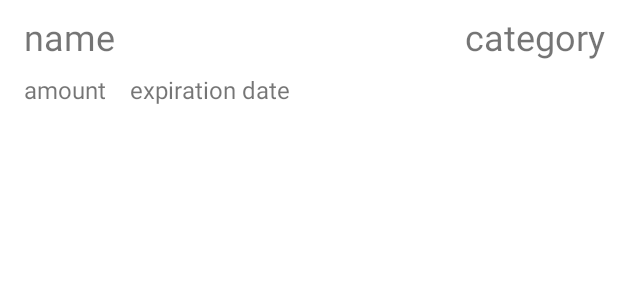
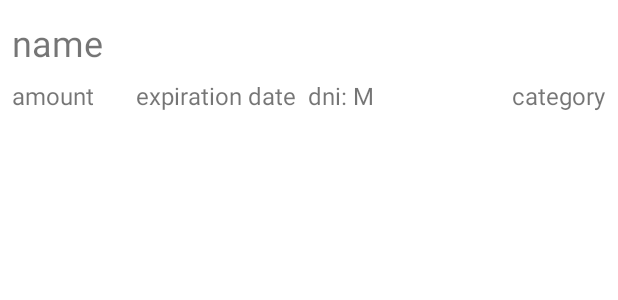
Before and after one commit to bujowskis/Whats-in-Fridge, an Android app: the layout recyclerview_product_layout.xml on its own in the app's theme, with its tools: preview values and no code run, on a phone screen of 412 x 824 dp. Shown: the top 300 px of the screen. Run offline under Robolectric (Android 15) with nearby library versions, the phone set to English and light mode, and no system bars.

Commit message:
Showing how many days till the product expires works

```diff
--- a/app/src/main/java/com/example/whatsinfridge/fragments/productUpdate/UpdateProductFragment.kt
+++ b/app/src/main/java/com/example/whatsinfridge/fragments/productUpdate/UpdateProductFragment.kt
@@ -97,6 +97,7 @@ class UpdateProductFragment : Fragment() {
 
         val updatedProduct: ProductEntity? = inputCheck(name, category, expirationDate, amountTypeString, amount)
         if (updatedProduct != null) {
+            updatedProduct.id = args.currentProduct.id
             mProductViewModel.updateProduct(updatedProduct)
             Toast.makeText(requireContext(), "Zapisano zmiany", Toast.LENGTH_SHORT).show()
             findNavController().navigate(R.id.action_updateProductFragment_to_productListFragment)
--- a/app/src/main/res/layout/recyclerview_product_layout.xml
+++ b/app/src/main/res/layout/recyclerview_product_layout.xml
@@ -5,13 +5,13 @@
     android:id="@+id/rowProductLayout"
     android:layout_width="match_parent"
     android:layout_height="wrap_content"
+    android:layout_marginTop="4sp"
     android:padding="8sp">
 
     <TextView
         android:id="@+id/tvName"
         android:layout_width="wrap_content"
         android:layout_height="wrap_content"
-        android:layout_marginStart="8sp"
         android:text="name"
         android:textSize="24sp"
         app:layout_constraintStart_toStartOf="parent"
@@ -22,15 +22,16 @@
         android:layout_width="wrap_content"
         android:layout_height="wrap_content"
         android:text="category"
-        android:textSize="24sp"
+        android:textSize="16sp"
         app:layout_constraintEnd_toEndOf="parent"
-        app:layout_constraintTop_toTopOf="parent" />
+        app:layout_constraintTop_toTopOf="@id/tvAmount" />
 
     <TextView
         android:id="@+id/tvAmount"
         android:layout_width="wrap_content"
         android:layout_height="wrap_content"
         android:text="amount"
+        android:ems="4"
         android:textSize="16sp"
         android:layout_marginTop="8sp"
         app:layout_constraintTop_toBottomOf="@id/tvName"
@@ -43,9 +44,19 @@
         android:layout_height="wrap_content"
         android:text="expiration date"
         android:textSize="16sp"
-        android:layout_marginStart="16sp"
+        android:layout_marginStart="8sp"
         app:layout_constraintBottom_toBottomOf="parent"
         app:layout_constraintStart_toEndOf="@+id/tvAmount"
         app:layout_constraintTop_toTopOf="@id/tvAmount" />
 
+    <TextView
+        android:id="@+id/tvExpirationDays"
+        android:layout_width="wrap_content"
+        android:layout_height="wrap_content"
+        android:textSize="16sp"
+        android:layout_marginStart="8sp"
+        android:text="dni: M"
+        app:layout_constraintStart_toEndOf="@id/tvExpirationDate"
+        app:layout_constraintTop_toTopOf="@id/tvAmount" />
+
 </androidx.constraintlayout.widget.ConstraintLayout>
```
Also changed, not shown: app/src/main/java/com/example/whatsinfridge/fragments/productList/ProductListAdapter.kt (+26 -2 lines).
